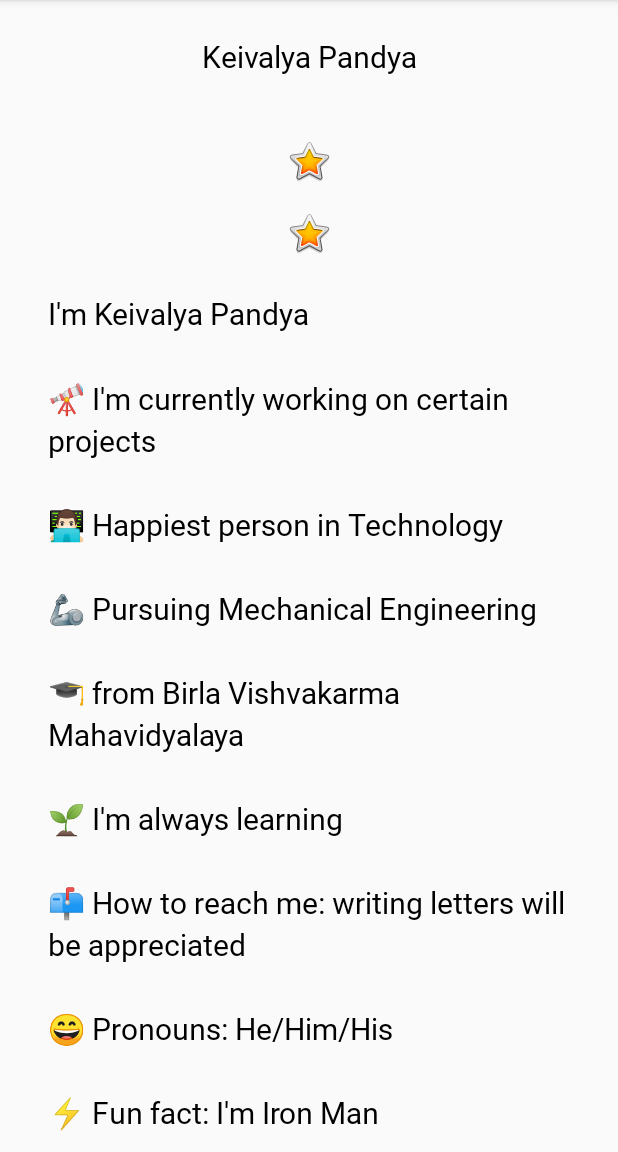
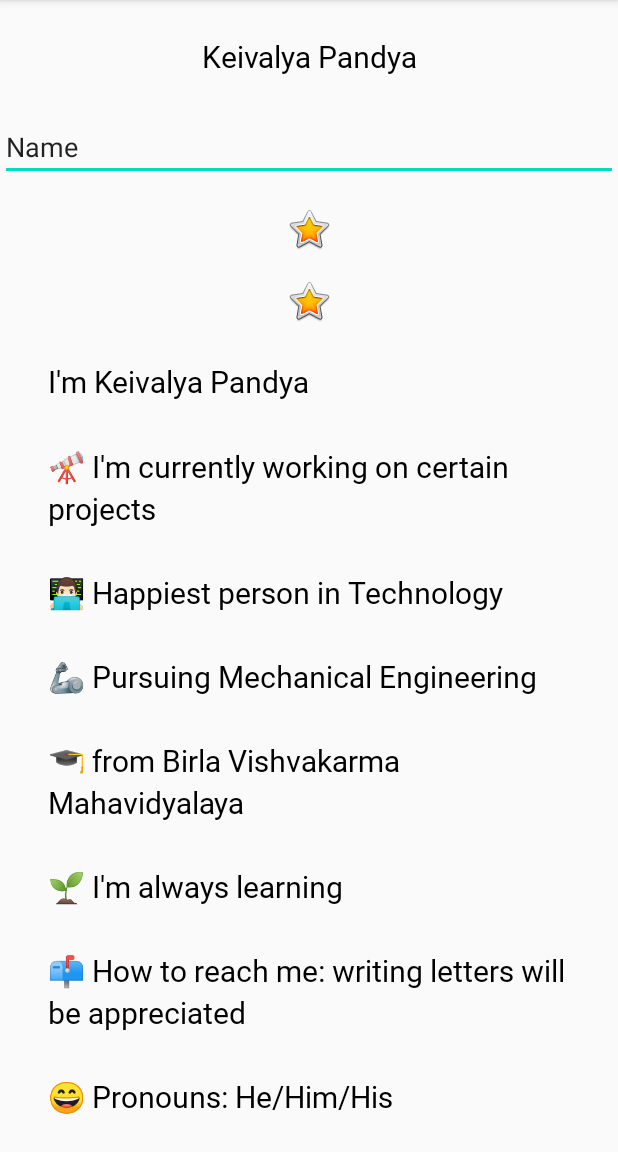
Before and after one commit to keivalya/AboutMe, an Android app: the screen it shows after launch (MainActivity), on a phone screen of 412 x 824 dp, the part 84-1236 px from its top. Run offline under Robolectric (Android 15) with nearby library versions, the phone set to English and light mode, and no system bars.

Commit message:
add editText

```diff
--- a/app/src/main/res/layout/activity_main.xml
+++ b/app/src/main/res/layout/activity_main.xml
@@ -15,6 +15,14 @@
         android:contentDescription="@string/yellow_star"
         android:text="@string/name"
         android:textAlignment="center" />
+
+    <EditText
+        android:id="@+id/nickname_edit"
+        android:layout_width="match_parent"
+        android:layout_height="wrap_content"
+        android:ems="10"
+        android:inputType="textPersonName"
+        android:text="Name" />
 
     <ImageView
         android:id="@+id/star_image"
```
